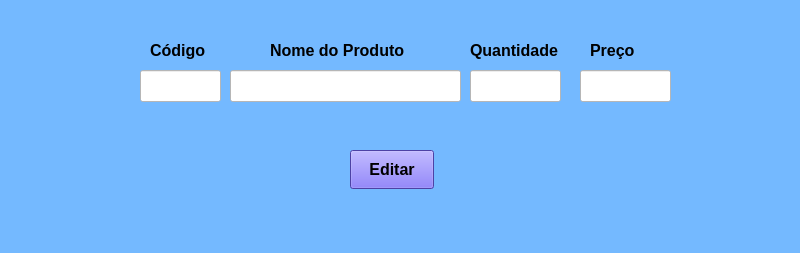
The window that editar.ui (fabiojuliosantos/projeto-ads) describes before a commit, drawn with Qt 5.
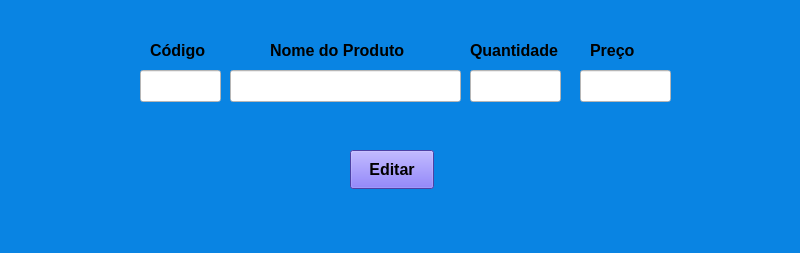
The same window after the commit.

Diff of the .ui file:
```diff
--- a/editar.ui
+++ b/editar.ui
@@ -14,7 +14,7 @@
    <string>MainWindow</string>
   </property>
   <property name="styleSheet">
-   <string notr="true">background-color:rgb(116,185,255)</string>
+   <string notr="true">background-color: rgb(9, 132, 227);</string>
   </property>
   <widget class="QWidget" name="centralwidget">
    <widget class="QLineEdit" name="lineEdit">
```
